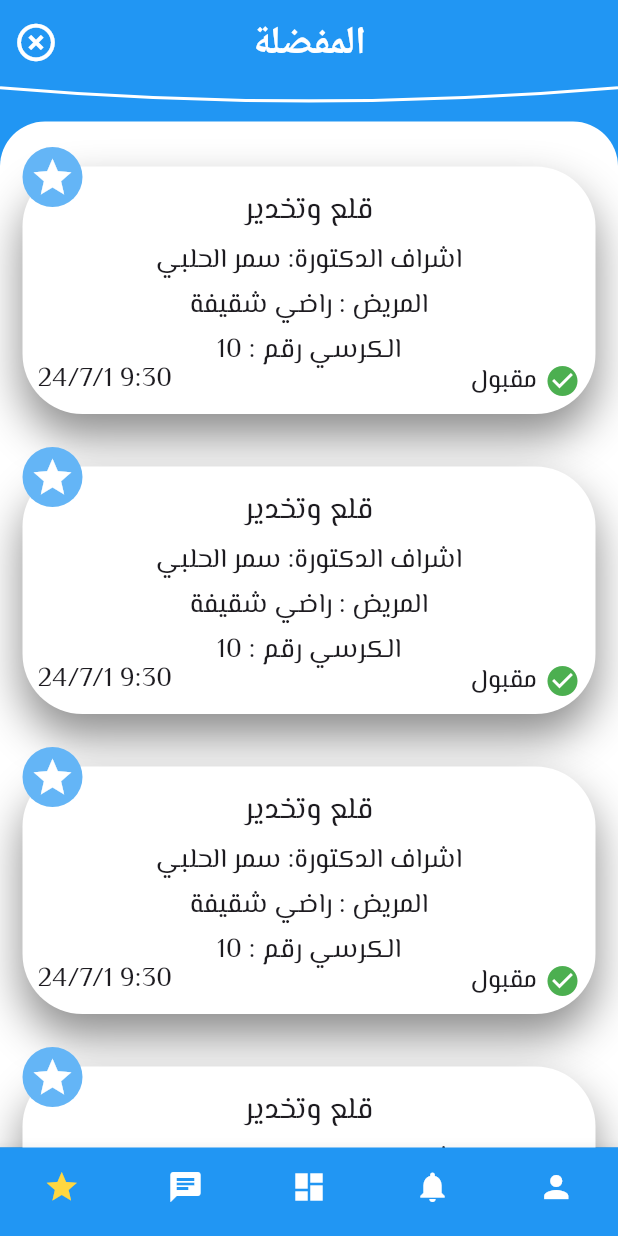
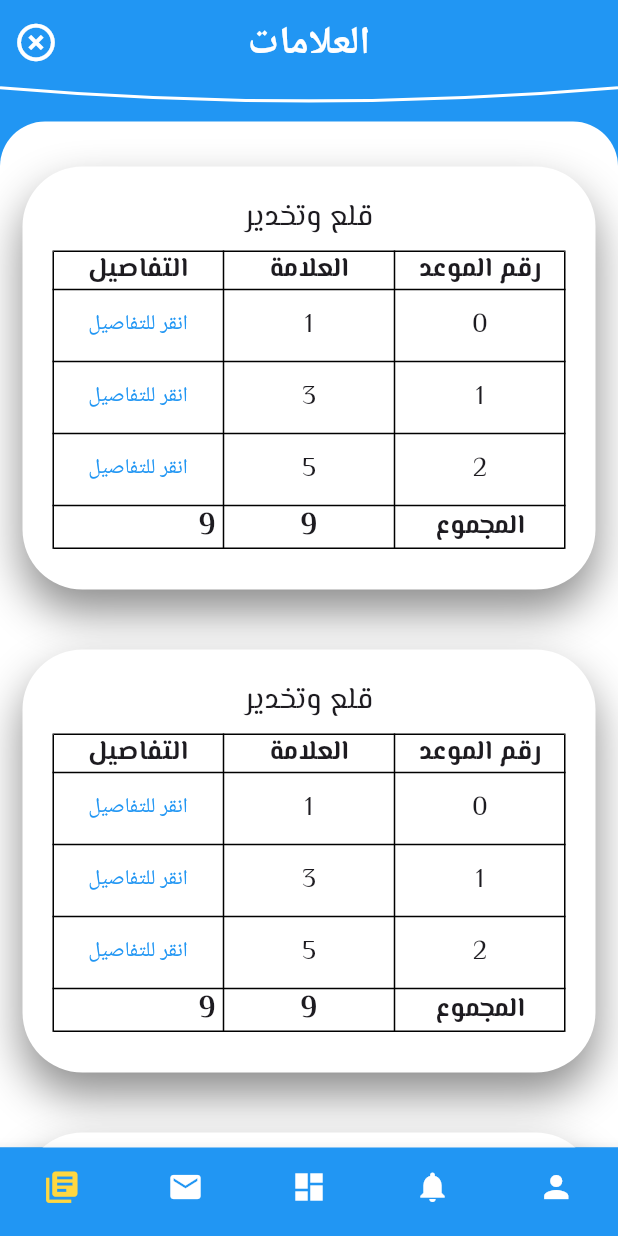
Before and after one commit to abdullah1alawad/new_clinic, a Flutter app: the MainScreen screen opened directly, item 5 of the bottom bar chosen, on a phone screen of 412 x 824 dp. Run offline on Flutter 3.47's test engine with Material 3 defaults, Android fonts, the phone set to English and light mode, and no system bars; our stand-ins replace dio, flutter_custom_clippers, image_picker, jwt_decoder, shared_preferences; accounts and stored records are empty.

Commit message:
replace favorite with mark screen

```diff
--- a/lib/screens/main_screen.dart
+++ b/lib/screens/main_screen.dart
@@ -1,5 +1,5 @@
 import 'package:clinic_test_app/screens/appointments/appointments.dart';
-import 'package:clinic_test_app/screens/favorite_screen.dart';
+import 'package:clinic_test_app/screens/marks_screen.dart';
 import 'package:clinic_test_app/screens/notifications_screen.dart';
 import 'package:clinic_test_app/screens/profile.dart';
 import 'package:flutter/material.dart';
@@ -25,7 +25,7 @@ class _MainScreenState extends State<MainScreen> {
     const NotificationsScreen(),
     const AppointmentsScreen(),
     const Text('المحادثة'),
-    const FavoriteScreen(),
+    const MarksScreen(),
   ];
 
   @override
@@ -64,16 +64,16 @@ class _MainScreenState extends State<MainScreen> {
           ),
           BottomNavigationBarItem(
             icon: Icon(
-              Icons.chat,
+              Icons.email,
             ),
             label: 'المحادثة',
           ),
           BottomNavigationBarItem(
             icon: Icon(
-              Icons.star_outlined,
-              //size: 25,
+              Icons.my_library_books,
+              size: 25,
             ),
-            label: 'المفضلة',
+            label: 'العلامات',
           ),
         ],
       ),
--- a/lib/screens/favorite_screen.dart
+++ b/lib/screens/marks_screen.dart
@@ -1,16 +1,16 @@
-import 'package:clinic_test_app/widgets/appointment_card.dart';
 import 'package:clinic_test_app/widgets/back_ground_container.dart';
 import 'package:clinic_test_app/widgets/custom_bottom_app_bar.dart';
+import 'package:clinic_test_app/widgets/mark_card.dart';
 import 'package:flutter/material.dart';
 
-class FavoriteScreen extends StatelessWidget {
-  const FavoriteScreen({super.key});
+class MarksScreen extends StatelessWidget {
+  const MarksScreen({super.key});
 
   @override
   Widget build(BuildContext context) {
     return Scaffold(
       appBar: AppBar(
-        title: const Text('المفضلة'),
+        title: const Text('العلامات'),
         bottom: const CustomBottonAppBar(),
         actions: [
           IconButton(
@@ -44,10 +44,15 @@ class FavoriteScreen extends StatelessWidget {
         child: ListView.builder(
           itemCount: 5,
           itemBuilder: (context, index) {
-            if (index != 4) {
-              return const AppointmentCard();
+            if (index == 0) {
+              return const Padding(
+                padding: EdgeInsets.only(top: 10.0),
+                child: MarkCard(),
+              );
+            } else if (index == 4) {
+              return const SizedBox(height: 50);
             } else {
-              return const SizedBox(height: 50);
+              return const MarkCard();
             }
           },
         ),
--- a/lib/screens/notifications_screen.dart
+++ b/lib/screens/notifications_screen.dart
@@ -18,7 +18,7 @@ class NotificationsScreen extends StatelessWidget {
               ScaffoldMessenger.of(context).showSnackBar(
                 SnackBar(
                   content: Text(
-                    'تمت تعليم الكل ك مقروء',
+                    'تم تعليم الكل ك مقروء',
                     style: TextStyle(
                       color: Colors.white,
                       fontSize: 18,
--- /dev/null
+++ b/lib/widgets/mark_card.dart
@@ -0,0 +1,163 @@
+import 'package:flutter/material.dart';
+
+class MarkCard extends StatelessWidget {
+  const MarkCard({super.key});
+
+  @override
+  Widget build(BuildContext context) {
+    int _total = 0;
+    return Container(
+      margin: const EdgeInsets.symmetric(horizontal: 15, vertical: 20),
+      //height: 200,
+      decoration: BoxDecoration(
+        borderRadius: BorderRadius.circular(40),
+        color: Theme.of(context).colorScheme.secondary,
+        boxShadow: const [
+          BoxShadow(
+            offset: Offset(0, 15),
+            blurRadius: 25,
+            color: Colors.black45,
+          )
+        ],
+      ),
+      child: Padding(
+        padding: const EdgeInsets.all(20.0),
+        child: Column(
+          children: [
+            const Text(
+              'قلع وتخدير',
+              style: TextStyle(
+                fontFamily: 'ElMessiri',
+                fontSize: 20,
+              ),
+            ),
+            const SizedBox(height: 7),
+            Table(
+              border: TableBorder.all(color: Colors.black),
+              defaultVerticalAlignment: TableCellVerticalAlignment.middle,
+              children: [
+                const TableRow(
+                  children: [
+                    TableCell(
+                      child: Center(
+                        child: Text(
+                          'رقم الموعد',
+                          style: TextStyle(
+                            fontFamily: 'ElMessiri',
+                            fontSize: 18,
+                            fontWeight: FontWeight.bold,
+                          ),
+                        ),
+                      ),
+                    ),
+                    TableCell(
+                      child: Center(
+                        child: Text(
+                          'العلامة',
+                          style: TextStyle(
+                            fontFamily: 'ElMessiri',
+                            fontSize: 18,
+                            fontWeight: FontWeight.bold,
+                          ),
+                        ),
+                      ),
+                    ),
+                    TableCell(
+                      child: Center(
+                        child: Text(
+                          'التفاصيل',
+                          style: TextStyle(
+                            fontFamily: 'ElMessiri',
+                            fontSize: 18,
+                            fontWeight: FontWeight.bold,
+                          ),
+                        ),
+                      ),
+                    ),
+                  ],
+                ),
+                ...List.generate(
+                  3,
+                  (index) {
+                    _total += (index * 2 + 1);
+                    return TableRow(
+                      children: [
+                        TableCell(
+                          child: Center(
+                            child: Text(
+                              '$index',
+                              style: const TextStyle(
+                                fontFamily: 'ElMessiri',
+                                fontSize: 18,
+                              ),
+                            ),
+                          ),
+                        ),
+                        TableCell(
+                          child: Center(
+                            child: Text(
+                              '${index * 2 + 1}',
+                              style: const TextStyle(
+                                fontFamily: 'ElMessiri',
+                                fontSize: 18,
+                              ),
+                            ),
+                          ),
+                        ),
+                        TableCell(
+                          child: TextButton(
+                            onPressed: () {},
+                            child: Text('انقر للتفاصيل'),
+                          ),
+                        ),
+                      ],
+                    );
+                  },
+                ),
+                TableRow(
+                  children: [
+                    const TableCell(
+                      child: Center(
+                        child: Text(
+                          'المجموع',
+                          style: TextStyle(
+                              fontFamily: 'ElMessiri',
+                              fontSize: 18,
+                              fontWeight: FontWeight.bold),
+                        ),
+                      ),
+                    ),
+                    TableCell(
+                      child: Center(
+                        child: Text(
+                          '$_total',
+                          style: const TextStyle(
+                              fontFamily: 'ElMessiri',
+                              fontSize: 20,
+                              fontWeight: FontWeight.bold),
+                        ),
+                      ),
+                    ),
+                    TableCell(
+                      child: Padding(
+                        padding: const EdgeInsets.only(right: 5.0),
+                        child: Text(
+                          '$_total',
+                          style: const TextStyle(
+                              fontFamily: 'ElMessiri',
+                              fontSize: 20,
+                              fontWeight: FontWeight.bold),
+                        ),
+                      ),
+                    )
+                  ],
+                ),
+              ],
+            ),
+            const SizedBox(height: 7),
+          ],
+        ),
+      ),
+    );
+  }
+}
```
